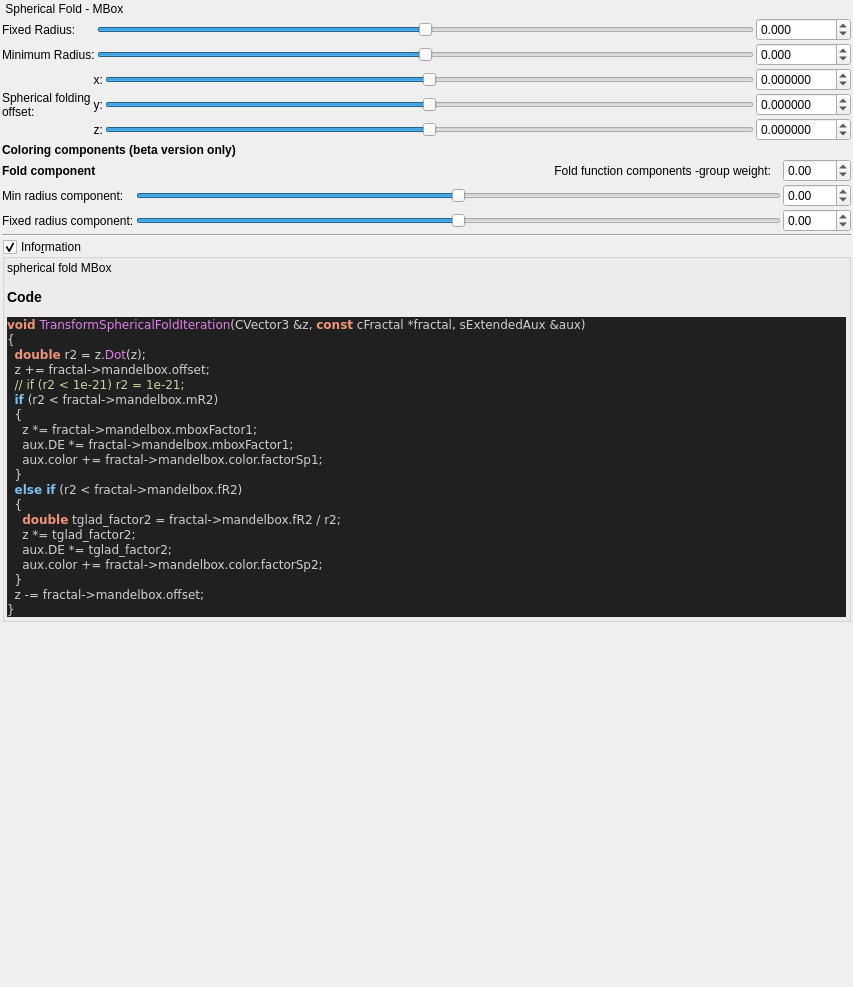
Old version of the form mandelbulber2/qt_data/fractal_transf_spherical_fold.ui in the repository buddhi1980/mandelbulber2.
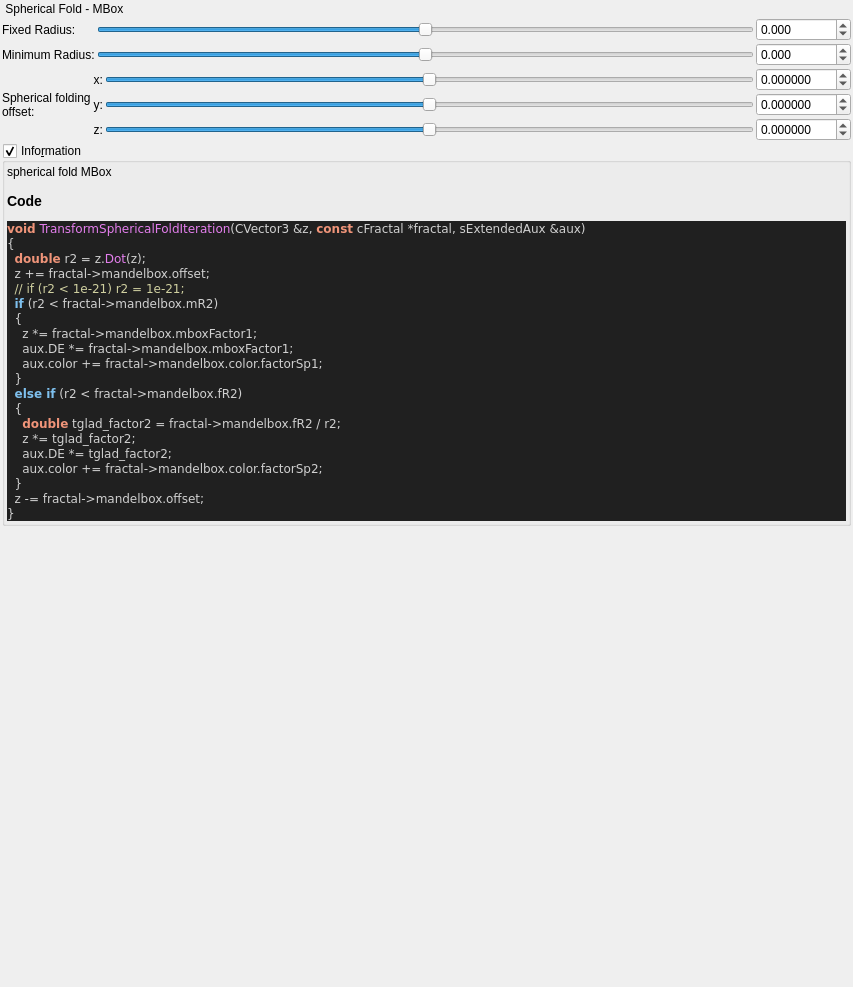
New version of the form. Custom widgets are drawn as their Qt base class.

Commit message: some UI's updated for Mbox type color controls  Note the orbit trap weight is not obvious unless you change from Standard mode

The edit to the form file:
```diff
--- a/mandelbulber2/qt_data/fractal_transf_spherical_fold.ui
+++ b/mandelbulber2/qt_data/fractal_transf_spherical_fold.ui
@@ -373,204 +373,6 @@
      </item>
     </layout>
    </item>
-   <item>
-    <layout class="QGridLayout" name="gridLayout_11">
-     <property name="spacing">
-      <number>2</number>
-     </property>
-     <item row="2" column="1">
-      <widget class="QLabel" name="label_57">
-       <property name="font">
-        <font>
-         <weight>50</weight>
-         <bold>false</bold>
-        </font>
-       </property>
-       <property name="text">
-        <string>Fold function components -group weight:   </string>
-       </property>
-       <property name="alignment">
-        <set>Qt::AlignRight|Qt::AlignTrailing|Qt::AlignVCenter</set>
-       </property>
-      </widget>
-     </item>
-     <item row="5" column="0" colspan="3">
-      <widget class="Line" name="line_9">
-       <property name="orientation">
-        <enum>Qt::Horizontal</enum>
-       </property>
-      </widget>
-     </item>
-     <item row="2" column="0">
-      <widget class="QLabel" name="label_58">
-       <property name="font">
-        <font>
-         <weight>75</weight>
-         <bold>true</bold>
-        </font>
-       </property>
-       <property name="text">
-        <string>Fold component</string>
-       </property>
-      </widget>
-     </item>
-     <item row="2" column="2">
-      <widget class="MyDoubleSpinBox" name="spinbox_fold_color_comp_fold_0">
-       <property name="sizePolicy">
-        <sizepolicy hsizetype="Minimum" vsizetype="Maximum">
-         <horstretch>0</horstretch>
-         <verstretch>0</verstretch>
-        </sizepolicy>
-       </property>
-       <property name="prefix">
-        <string/>
-       </property>
-       <property name="suffix">
-        <string/>
-       </property>
-       <property name="decimals">
-        <number>2</number>
-       </property>
-       <property name="minimum">
-        <double>-100.000000000000000</double>
-       </property>
-       <property name="maximum">
-        <double>100.000000000000000</double>
-       </property>
-       <property name="singleStep">
-        <double>0.100000000000000</double>
-       </property>
-      </widget>
-     </item>
-     <item row="4" column="0">
-      <widget class="QLabel" name="label_29">
-       <property name="text">
-        <string>Fixed radius component:</string>
-       </property>
-      </widget>
-     </item>
-     <item row="4" column="1">
-      <widget class="QSlider" name="slider_mandelbox_color_Sp2">
-       <property name="sizePolicy">
-        <sizepolicy hsizetype="Expanding" vsizetype="Maximum">
-         <horstretch>0</horstretch>
-         <verstretch>0</verstretch>
-        </sizepolicy>
-       </property>
-       <property name="minimum">
-        <number>-500</number>
-       </property>
-       <property name="maximum">
-        <number>500</number>
-       </property>
-       <property name="singleStep">
-        <number>1</number>
-       </property>
-       <property name="orientation">
-        <enum>Qt::Horizontal</enum>
-       </property>
-      </widget>
-     </item>
-     <item row="3" column="1">
-      <widget class="QSlider" name="slider_mandelbox_color_Sp1">
-       <property name="sizePolicy">
-        <sizepolicy hsizetype="Expanding" vsizetype="Maximum">
-         <horstretch>0</horstretch>
-         <verstretch>0</verstretch>
-        </sizepolicy>
-       </property>
-       <property name="minimum">
-        <number>-500</number>
-       </property>
-       <property name="maximum">
-        <number>500</number>
-       </property>
-       <property name="singleStep">
-        <number>1</number>
-       </property>
-       <property name="orientation">
-        <enum>Qt::Horizontal</enum>
-       </property>
-      </widget>
-     </item>
-     <item row="0" column="0" colspan="2">
-      <widget class="QLabel" name="label_69">
-       <property name="font">
-        <font>
-         <weight>75</weight>
-         <bold>true</bold>
-        </font>
-       </property>
-       <property name="text">
-        <string>Coloring components (beta version only)</string>
-       </property>
-      </widget>
-     </item>
-     <item row="3" column="2">
-      <widget class="MyDoubleSpinBox" name="spinbox_mandelbox_color_Sp1">
-       <property name="sizePolicy">
-        <sizepolicy hsizetype="Minimum" vsizetype="Maximum">
-         <horstretch>0</horstretch>
-         <verstretch>0</verstretch>
-        </sizepolicy>
-       </property>
-       <property name="prefix">
-        <string/>
-       </property>
-       <property name="suffix">
-        <string/>
-       </property>
-       <property name="decimals">
-        <number>2</number>
-       </property>
-       <property name="minimum">
-        <double>-100.000000000000000</double>
-       </property>
-       <property name="maximum">
-        <double>100.000000000000000</double>
-       </property>
-       <property name="singleStep">
-        <double>0.100000000000000</double>
-       </property>
-      </widget>
-     </item>
-     <item row="3" column="0">
-      <widget class="QLabel" name="label_28">
-       <property name="text">
-        <string>Min radius component:</string>
-       </property>
-      </widget>
-     </item>
-     <item row="4" column="2">
-      <widget class="MyDoubleSpinBox" name="spinbox_mandelbox_color_Sp2">
-       <property name="sizePolicy">
-        <sizepolicy hsizetype="Minimum" vsizetype="Maximum">
-         <horstretch>0</horstretch>
-         <verstretch>0</verstretch>
-        </sizepolicy>
-       </property>
-       <property name="prefix">
-        <string/>
-       </property>
-       <property name="suffix">
-        <string/>
-       </property>
-       <property name="decimals">
-        <number>2</number>
-       </property>
-       <property name="minimum">
-        <double>-100.000000000000000</double>
-       </property>
-       <property name="maximum">
-        <double>100.000000000000000</double>
-       </property>
-       <property name="singleStep">
-        <double>0.100000000000000</double>
-       </property>
-      </widget>
-     </item>
-    </layout>
-   </item>
    <item>
     <widget class="MyGroupBox" name="groupCheck_info">
      <property name="title">
```
The commit also changes 8 other files.
